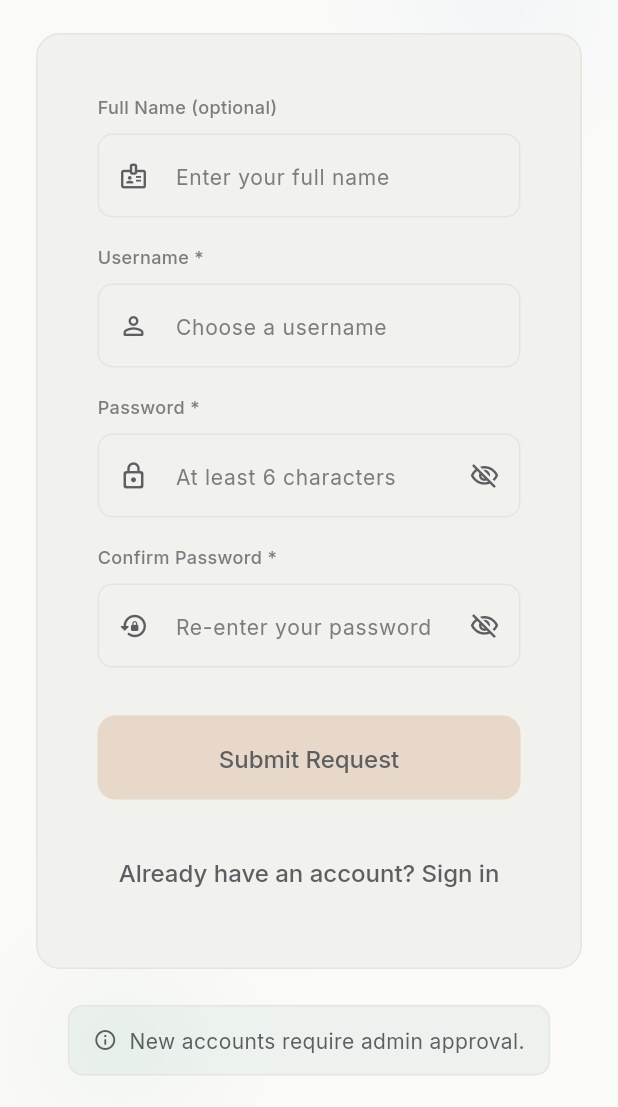
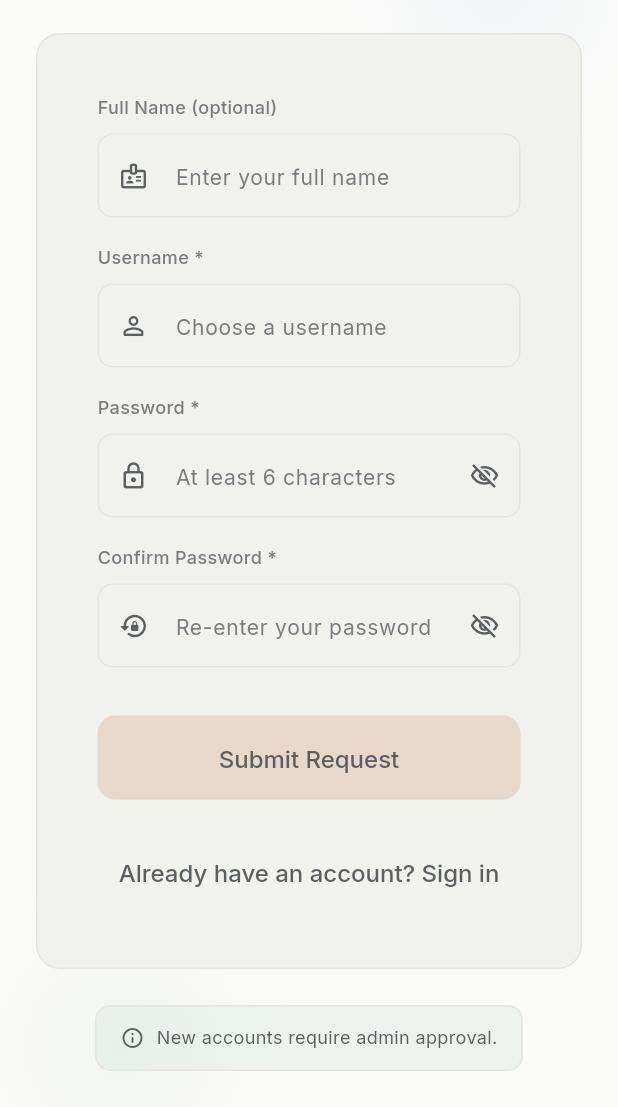
Before and after one commit to mnagamallikmail-ui/Pro_Valuer, a Flutter app: the SignupScreen screen opened by its route, scrolled down 103 dp, on a phone screen of 412 x 824 dp, the part 129-1236 px from its top. Run offline on Flutter 3.47's test engine with Material 3 defaults, Android fonts, the phone set to English and light mode, and no system bars; our stand-ins replace connectivity_plus, dio, dotted_border, file_picker, go_router, google_fonts and 1 more.

Commit message:
Fix Flutter compile errors: restore AppTheme static constants, fix DialogThemeData, remove broken bodySmall extension

```diff
--- a/BwVrFrontend/lib/screens/auth/signup_screen.dart
+++ b/BwVrFrontend/lib/screens/auth/signup_screen.dart
@@ -289,7 +289,7 @@ class _SignupScreenState extends State<SignupScreen>
                             const SizedBox(width: 8),
                             Text(
                               'New accounts require admin approval.',
-                              style: AppTypography.bodySmall,
+                              style: AppTypography.bodyMedium.copyWith(fontSize: 12),
                             ),
                           ],
                         ),
@@ -305,7 +305,3 @@ class _SignupScreenState extends State<SignupScreen>
     );
   }
 }
-
-extension on AppTypography {
-  static TextStyle get bodySmall => AppTypography.bodyMedium.copyWith(fontSize: 12);
-}
--- a/BwVrFrontend/lib/theme/app_theme.dart
+++ b/BwVrFrontend/lib/theme/app_theme.dart
@@ -2,7 +2,37 @@ import 'package:flutter/material.dart';
 import 'app_colors.dart';
 import 'app_typography.dart';
 
+/// AppTheme — exposes both a ThemeData for MaterialApp AND
+/// static color/chip constants for screens that reference them directly.
 class AppTheme {
+  // ──────────────────────────────────────────────
+  // Static color tokens (used directly in screen files)
+  // ──────────────────────────────────────────────
+  static const Color primary       = AppColors.primary;
+  static const Color secondary     = AppColors.secondary;
+  static const Color accent        = AppColors.accent;
+  static const Color background    = AppColors.background;
+  static const Color surface       = AppColors.surface;
+  static const Color border        = AppColors.border;
+  static const Color textPrimary   = AppColors.textPrimary;
+  static const Color textSecondary = AppColors.textSecondary;
+
+  // Semantic feedback colors
+  static const Color success = AppColors.secondary;        // Pastel Sage for success
+  static const Color warning = AppColors.warning;          // Pastel Amber
+  static const Color danger  = Color(0xFFE57373);          // Subtle red, readable
+  static const Color error   = AppColors.error;
+
+  // Chip / badge backgrounds
+  static const Color cardBg    = AppColors.surface;
+  static const Color chipGreen = AppColors.secondary;      // Pastel Sage
+  static const Color chipBlue  = AppColors.accent;         // Soft Sky
+  static const Color chipAmber = AppColors.warning;        // Pastel Amber
+  static const Color chipRed   = Color(0xFFF6DDE0);        // Subtle pastel red bg
+
+  // ──────────────────────────────────────────────
+  // ThemeData
+  // ──────────────────────────────────────────────
   static ThemeData get lightTheme {
     return ThemeData(
       useMaterial3: true,
@@ -15,9 +45,11 @@ class AppTheme {
         onSecondary: AppColors.textPrimary,
         surface: AppColors.surface,
         onSurface: AppColors.textPrimary,
+        // ignore: deprecated_member_use
         background: AppColors.background,
+        // ignore: deprecated_member_use
         onBackground: AppColors.textPrimary,
-        error: Color(0xFFE57373), // Subtle red for error text
+        error: Color(0xFFE57373),
         onError: Colors.white,
         outline: AppColors.border,
       ),
@@ -124,7 +156,7 @@ class AppTheme {
         side: BorderSide.none,
       ),
 
-      dialogTheme: DialogTheme(
+      dialogTheme: DialogThemeData(
         backgroundColor: AppColors.background,
         elevation: 0,
         shape: RoundedRectangleBorder(
```
